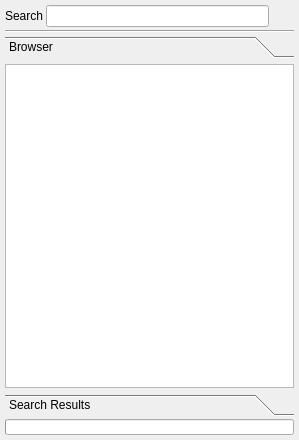
First picture: the form in v2/branches/dev/qCtagsSense/src/qCtagsSenseBrowser.ui, repository testmana2/mks, before the edit.
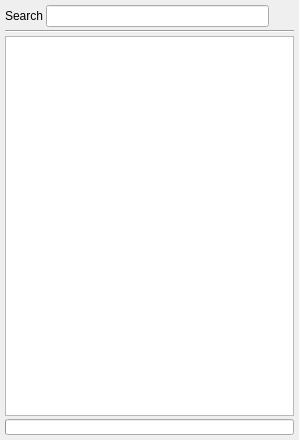
Second picture: the form after the edit. Icons and pictures are not drawn.

Commit message: Rework the gui to make it more usable. Add the possibility to retreive a file root item of the search model

The edit to the form file:
```diff
--- a/v2/branches/dev/qCtagsSense/src/qCtagsSenseBrowser.ui
+++ b/v2/branches/dev/qCtagsSense/src/qCtagsSenseBrowser.ui
@@ -66,31 +66,7 @@
     </widget>
    </item>
    <item row="2" column="0" colspan="3">
-    <widget class="QToolBox" name="tbPages">
-     <widget class="QWidget" name="wFileName">
-      <property name="geometry">
-       <rect>
-        <x>0</x>
-        <y>0</y>
-        <width>279</width>
-        <height>311</height>
-       </rect>
-      </property>
-      <attribute name="icon">
-       <iconset>
-        <normaloff>:/icons/class.png</normaloff>:/icons/class.png</iconset>
-      </attribute>
-      <attribute name="label">
-       <string>Browser</string>
-      </attribute>
-      <layout class="QVBoxLayout" name="verticalLayout_2">
-       <property name="spacing">
-        <number>0</number>
-       </property>
-       <property name="margin">
-        <number>0</number>
-       </property>
-       <item>
+    <widget class="QStackedWidget" name="swPages">
         <widget class="QTreeView" name="tvMembers">
          <property name="contextMenuPolicy">
           <enum>Qt::CustomContextMenu</enum>
@@ -98,37 +74,7 @@
          <property name="uniformRowHeights">
           <bool>true</bool>
          </property>
-         <property name="headerHidden">
-          <bool>true</bool>
-         </property>
-        </widget>
-       </item>
-      </layout>
-     </widget>
-     <widget class="QWidget" name="wSearchResult">
-      <property name="geometry">
-       <rect>
-        <x>0</x>
-        <y>0</y>
-        <width>279</width>
-        <height>311</height>
-       </rect>
-      </property>
-      <attribute name="icon">
-       <iconset>
-        <normaloff>:/edit/icons/edit/replace.png</normaloff>:/edit/icons/edit/replace.png</iconset>
-      </attribute>
-      <attribute name="label">
-       <string>Search Results</string>
-      </attribute>
-      <layout class="QVBoxLayout" name="verticalLayout">
-       <property name="spacing">
-        <number>0</number>
-       </property>
-       <property name="margin">
-        <number>0</number>
-       </property>
-       <item>
+     </widget>
         <widget class="QTreeView" name="tvSearchResult">
          <property name="contextMenuPolicy">
           <enum>Qt::CustomContextMenu</enum>
@@ -140,9 +86,6 @@
           <bool>true</bool>
          </property>
         </widget>
-       </item>
-      </layout>
-     </widget>
     </widget>
    </item>
    <item row="3" column="0" colspan="3">
```
Left out of the diff: 33 changed lines with no effect on the pictures. Lines whose indentation alone changed are shown as unchanged. The commit also changes 5 other files.
